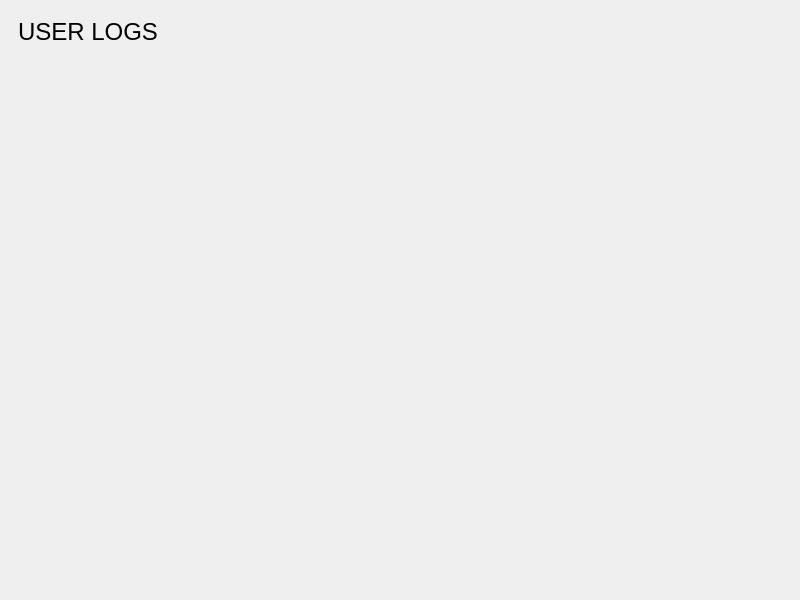
The window that Screens/MainMenuScreens/Security/User_Logs.ui (Bideiro/Ranil_project_py) describes before a commit, drawn with Qt 5.
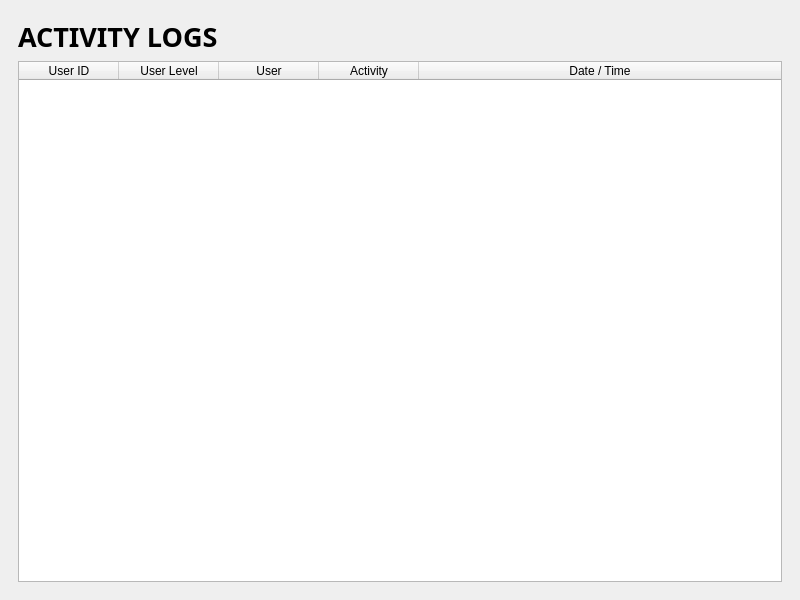
The same window after the commit.

The edit to the form file:
```diff
--- a/Screens/MainMenuScreens/Security/User_Logs.ui
+++ b/Screens/MainMenuScreens/Security/User_Logs.ui
@@ -22,26 +22,54 @@
         <widget class="QLabel" name="label">
          <property name="font">
           <font>
-           <pointsize>18</pointsize>
+           <family>DM Sans</family>
+           <pointsize>20</pointsize>
+           <weight>75</weight>
+           <bold>true</bold>
           </font>
          </property>
          <property name="text">
-          <string>USER LOGS</string>
+          <string>ACTIVITY LOGS</string>
          </property>
         </widget>
        </item>
        <item>
-        <spacer name="verticalSpacer">
-         <property name="orientation">
-          <enum>Qt::Vertical</enum>
-         </property>
-         <property name="sizeHint" stdset="0">
-          <size>
-           <width>20</width>
-           <height>523</height>
-          </size>
-         </property>
-        </spacer>
+        <widget class="QTableWidget" name="tableWidget">
+         <attribute name="horizontalHeaderCascadingSectionResizes">
+          <bool>true</bool>
+         </attribute>
+         <attribute name="horizontalHeaderShowSortIndicator" stdset="0">
+          <bool>true</bool>
+         </attribute>
+         <attribute name="horizontalHeaderStretchLastSection">
+          <bool>true</bool>
+         </attribute>
+         <column>
+          <property name="text">
+           <string>User ID</string>
+          </property>
+         </column>
+         <column>
+          <property name="text">
+           <string>User Level</string>
+          </property>
+         </column>
+         <column>
+          <property name="text">
+           <string>User</string>
+          </property>
+         </column>
+         <column>
+          <property name="text">
+           <string>Activity</string>
+          </property>
+         </column>
+         <column>
+          <property name="text">
+           <string>Date / Time</string>
+          </property>
+         </column>
+        </widget>
        </item>
       </layout>
      </widget>
```
